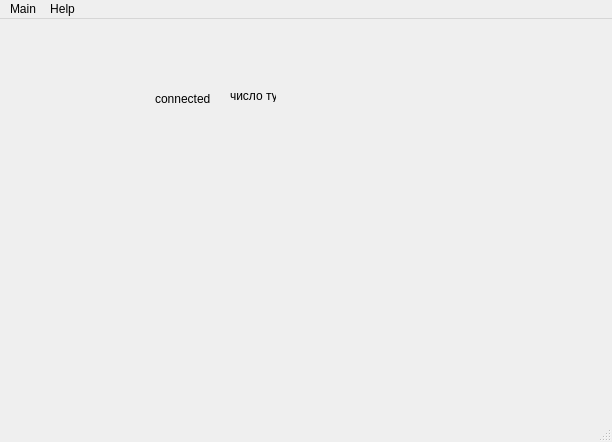
The window that runtime/client/client.ui (vopl/r3) describes before a commit, drawn with Qt 5.
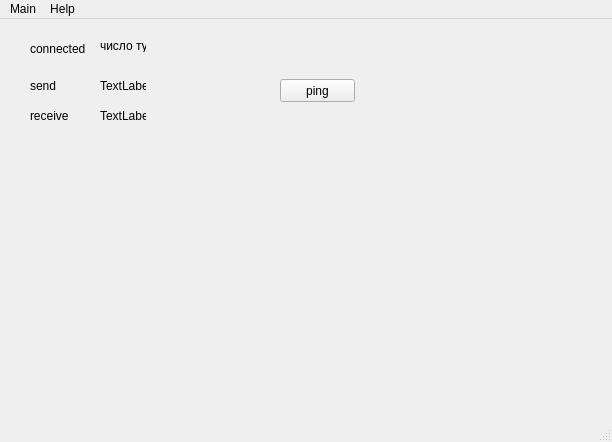
The same window after the commit.

The edit to the form file:
```diff
--- a/runtime/client/client.ui
+++ b/runtime/client/client.ui
@@ -23,9 +23,9 @@
    <widget class="QLabel" name="label">
     <property name="geometry">
      <rect>
-      <x>155</x>
-      <y>70</y>
-      <width>161</width>
+      <x>30</x>
+      <y>20</y>
+      <width>61</width>
       <height>20</height>
      </rect>
     </property>
@@ -36,8 +36,8 @@
    <widget class="QLabel" name="label_2">
     <property name="geometry">
      <rect>
-      <x>230</x>
-      <y>70</y>
+      <x>100</x>
+      <y>20</y>
       <width>46</width>
       <height>13</height>
      </rect>
@@ -46,6 +46,71 @@
      <string>число тут</string>
     </property>
    </widget>
+   <widget class="QLabel" name="label_3">
+    <property name="geometry">
+     <rect>
+      <x>30</x>
+      <y>60</y>
+      <width>46</width>
+      <height>13</height>
+     </rect>
+    </property>
+    <property name="text">
+     <string>send</string>
+    </property>
+   </widget>
+   <widget class="QLabel" name="label_4">
+    <property name="geometry">
+     <rect>
+      <x>30</x>
+      <y>90</y>
+      <width>46</width>
+      <height>13</height>
+     </rect>
+    </property>
+    <property name="text">
+     <string>receive</string>
+    </property>
+   </widget>
+   <widget class="QLabel" name="send_">
+    <property name="geometry">
+     <rect>
+      <x>100</x>
+      <y>60</y>
+      <width>46</width>
+      <height>13</height>
+     </rect>
+    </property>
+    <property name="text">
+     <string>TextLabel</string>
+    </property>
+   </widget>
+   <widget class="QLabel" name="receive_">
+    <property name="geometry">
+     <rect>
+      <x>100</x>
+      <y>90</y>
+      <width>46</width>
+      <height>13</height>
+     </rect>
+    </property>
+    <property name="text">
+     <string>TextLabel</string>
+    </property>
+   </widget>
+   <widget class="QPushButton" name="doPing">
+    <property name="geometry">
+     <rect>
+      <x>280</x>
+      <y>60</y>
+      <width>75</width>
+      <height>23</height>
+     </rect>
+    </property>
+    <property name="text">
+     <string>ping</string>
+    </property>
+   </widget>
   </widget>
   <widget class="QMenuBar" name="menuBar">
    <property name="geometry">
```
Left out of the diff: 2 changed lines with no effect on the pictures.
